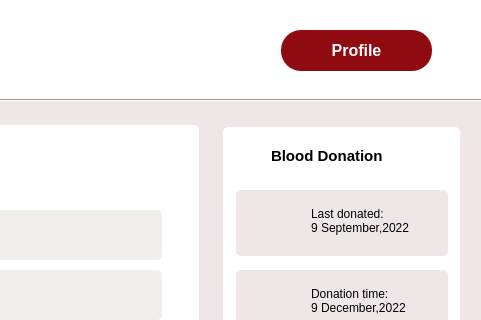
Qt form donate_blood.ui (Rista10/Final) before a commit; both pictures show x 789 to 1270 and y 0 to 320 of the 1270 by 700 pixel window.
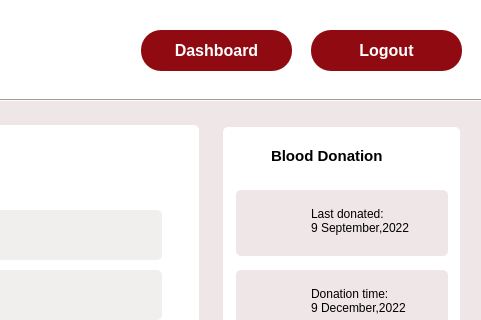
The same form after that commit. Icons and pictures are not drawn.

What changed in the file:
```diff
--- a/donate_blood.ui
+++ b/donate_blood.ui
@@ -141,7 +141,7 @@
   <widget class="QPushButton" name="login">
    <property name="geometry">
     <rect>
-     <x>1070</x>
+     <x>930</x>
      <y>30</y>
      <width>151</width>
      <height>41</height>
@@ -171,7 +171,7 @@
 }</string>
    </property>
    <property name="text">
-    <string>Profile</string>
+    <string>Dashboard</string>
    </property>
   </widget>
   <widget class="Line" name="line">
@@ -1092,6 +1092,42 @@
     <string>Blood Donation </string>
    </property>
   </widget>
+  <widget class="QPushButton" name="login_2">
+   <property name="geometry">
+    <rect>
+     <x>1100</x>
+     <y>30</y>
+     <width>151</width>
+     <height>41</height>
+    </rect>
+   </property>
+   <property name="font">
+    <font>
+     <pointsize>12</pointsize>
+     <bold>true</bold>
+    </font>
+   </property>
+   <property name="cursor">
+    <cursorShape>PointingHandCursor</cursorShape>
+   </property>
+   <property name="styleSheet">
+    <string notr="true">#login_2
+{
+ background-color:rgb(144, 10, 18);
+border-radius:20px;
+	color: rgb(255, 255, 255);
+}
+
+#login_2::hover
+{
+background-color:white;
+	color: rgb(144, 10, 18);
+}</string>
+   </property>
+   <property name="text">
+    <string>Logout</string>
+   </property>
+  </widget>
   <zorder>label</zorder>
   <zorder>label_7</zorder>
   <zorder>home</zorder>
@@ -1142,6 +1178,7 @@
   <zorder>label_30</zorder>
   <zorder>label_36</zorder>
   <zorder>label_38</zorder>
+  <zorder>login_2</zorder>
  </widget>
  <resources/>
  <connections/>
```
